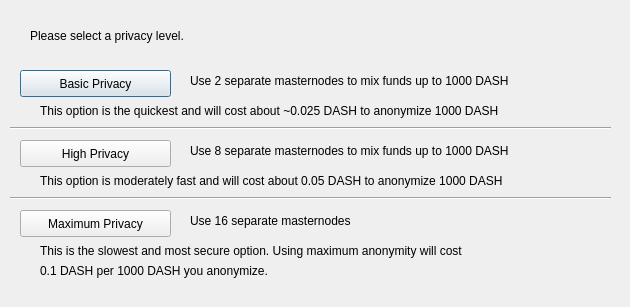
Before: the Qt Designer form src/qt/forms/darksendconfig.ui in mceme/ImageCash, drawn with Qt 5.
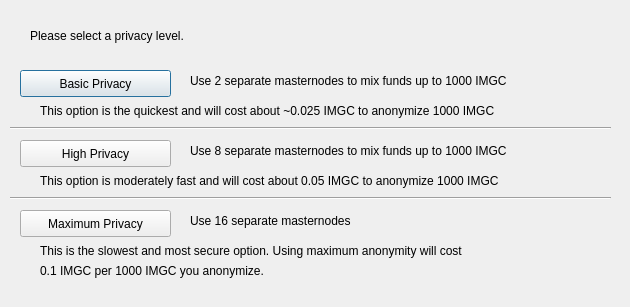
After: the same form once the commit is applied.

Patch:
```diff
--- a/src/qt/forms/darksendconfig.ui
+++ b/src/qt/forms/darksendconfig.ui
@@ -75,7 +75,7 @@
     </rect>
    </property>
    <property name="text">
-    <string>Use 2 separate masternodes to mix funds up to 1000 DASH</string>
+    <string>Use 2 separate masternodes to mix funds up to 1000 IMGC</string>
    </property>
   </widget>
   <widget class="QLabel" name="label_3">
@@ -88,7 +88,7 @@
     </rect>
    </property>
    <property name="text">
-    <string>Use 8 separate masternodes to mix funds up to 1000 DASH</string>
+    <string>Use 8 separate masternodes to mix funds up to 1000 IMGC</string>
    </property>
   </widget>
   <widget class="QLabel" name="label_4">
@@ -114,7 +114,7 @@
     </rect>
    </property>
    <property name="text">
-    <string>This option is the quickest and will cost about ~0.025 DASH to anonymize 1000 DASH</string>
+    <string>This option is the quickest and will cost about ~0.025 IMGC to anonymize 1000 IMGC</string>
    </property>
   </widget>
   <widget class="QLabel" name="label_7">
@@ -127,7 +127,7 @@
     </rect>
    </property>
    <property name="text">
-    <string>This option is moderately fast and will cost about 0.05 DASH to anonymize 1000 DASH</string>
+    <string>This option is moderately fast and will cost about 0.05 IMGC to anonymize 1000 IMGC</string>
    </property>
   </widget>
   <widget class="QLabel" name="label_8">
@@ -153,7 +153,7 @@
     </rect>
    </property>
    <property name="text">
-    <string>0.1 DASH per 1000 DASH you anonymize.</string>
+    <string>0.1 IMGC per 1000 IMGC you anonymize.</string>
    </property>
   </widget>
   <widget class="Line" name="line">
```
